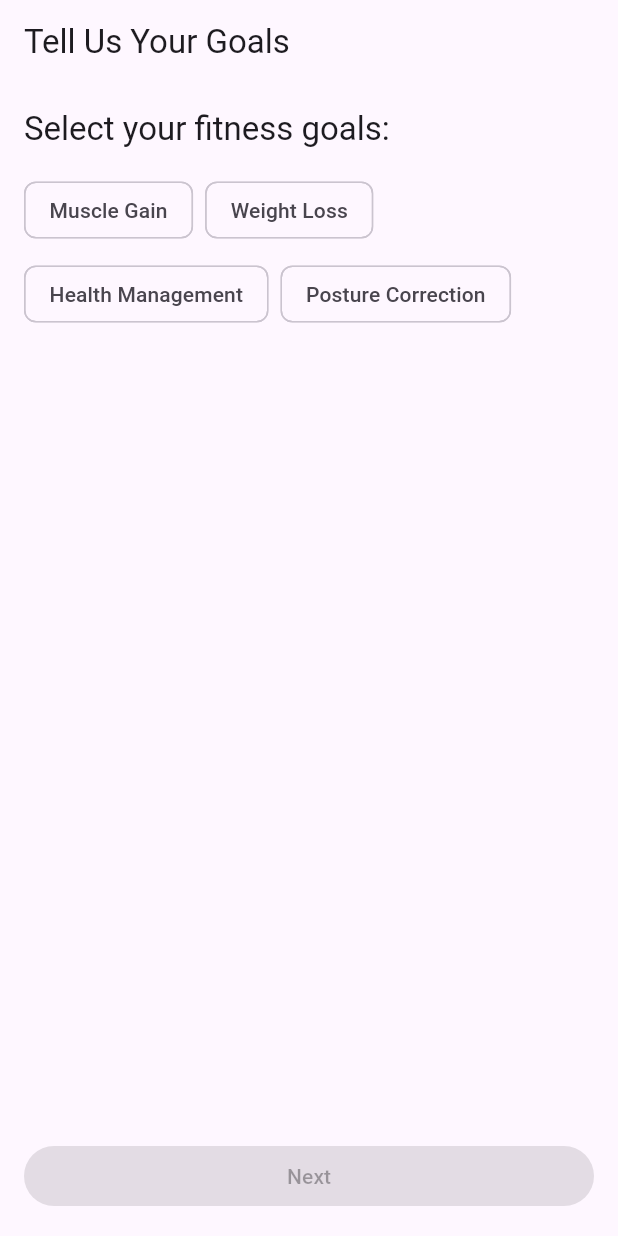
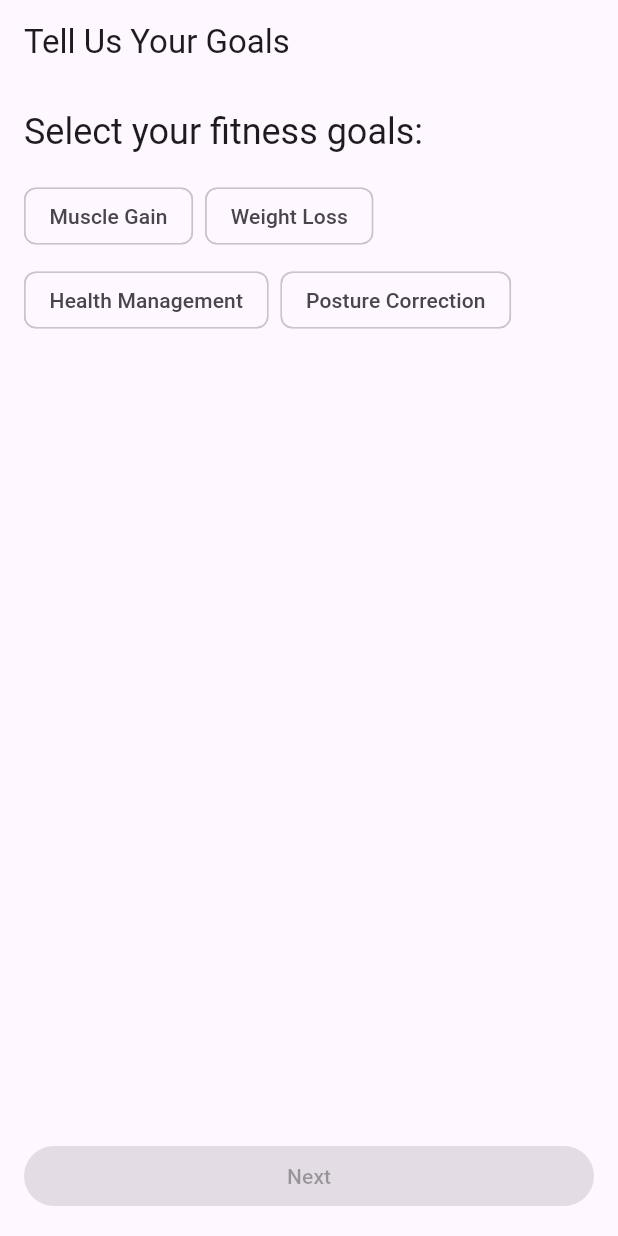
Before and after one commit to notj-code/ZYMBROS., a Flutter app: the screen it shows after launch, on a phone screen of 412 x 824 dp. Run offline on Flutter 3.47's test engine with Material 3 defaults, Android fonts, the light colour scheme and no system bars.

Commit message:
Edited document

```diff
--- a/lib/onboarding/basic_info_screen.dart
+++ b/lib/onboarding/basic_info_screen.dart
@@ -34,7 +34,7 @@ class _BasicInfoScreenState extends State<BasicInfoScreen> {
               DropdownButtonFormField<String>(
                 decoration: InputDecoration(labelText: 'Gender'),
                 value: _gender,
-                items: ['Male', 'Female', 'Other'].map((String value) {
+                items: ['Male', 'Female'].map((String value) {
                   return DropdownMenuItem<String>(
                     value: value,
                     child: Text(value),
--- a/lib/onboarding/experience_level_screen.dart
+++ b/lib/onboarding/experience_level_screen.dart
@@ -38,7 +38,7 @@ class _ExperienceLevelScreenState extends State<ExperienceLevelScreen> {
           children: [
             Text(
               'How would you describe your fitness experience?',
-              style: Theme.of(context).textTheme.headline6,
+              style: Theme.of(context).textTheme.headlineSmall,
             ),
             SizedBox(height: 16.0),
             RadioListTile<String>(
--- a/lib/onboarding/goal_selection_screen.dart
+++ b/lib/onboarding/goal_selection_screen.dart
@@ -33,7 +33,7 @@ class _GoalSelectionScreenState extends State<GoalSelectionScreen> {
           children: [
             Text(
               'Select your fitness goals:',
-              style: Theme.of(context).textTheme.headline6,
+              style: Theme.of(context).textTheme.headlineSmall,
             ),
             SizedBox(height: 16.0),
             Wrap(
```
Also changed, not shown: 3 other files.
